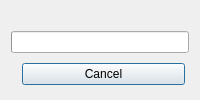
This is source/progressdialog.ui in pionere/d1-graphics-tool as Qt 5 draws it before an edit. The edited form follows.
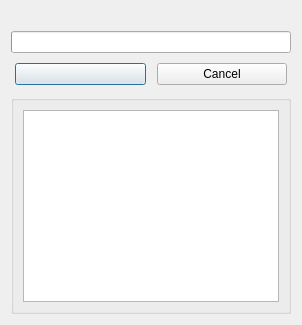
This is the edited form.

Commit message: add show/hide details to the progress dialog

The edit to the form file:
```diff
--- a/source/progressdialog.ui
+++ b/source/progressdialog.ui
@@ -34,6 +34,9 @@
       <property name="bottomMargin">
        <number>4</number>
       </property>
+      <item>
+       <widget class="QPushButton" name="detailsPushButton"/>
+      </item>
       <item>
        <spacer name="horizontalSpacer">
         <property name="orientation">
@@ -51,6 +54,19 @@
      </layout>
     </widget>
    </item>
+   <item>
+    <widget class="QGroupBox" name="detailsGroupBox">
+     <layout class="QVBoxLayout" name="verticalLayout_1">
+      <item>
+       <widget class="QPlainTextEdit" name="outputTextEdit">
+        <property name="readOnly">
+         <bool>true</bool>
+        </property>
+       </widget>
+      </item>
+     </layout>
+    </widget>
+   </item>
   </layout>
  </widget>
  <resources/>
```
The commit also changes 11 other files.
